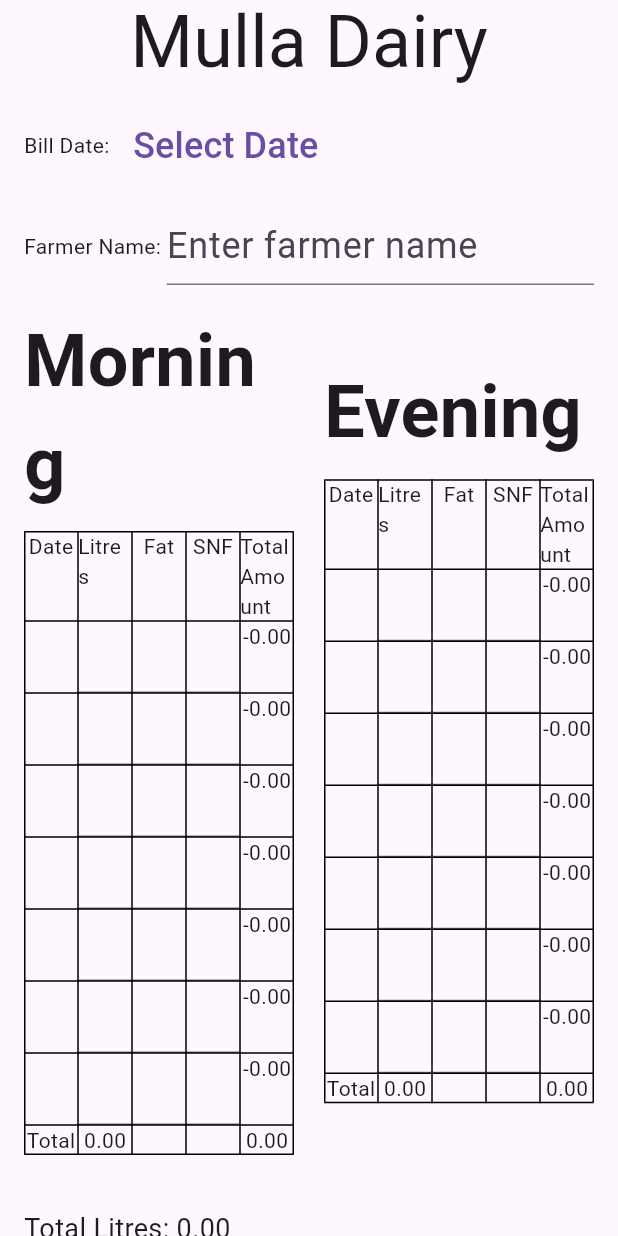
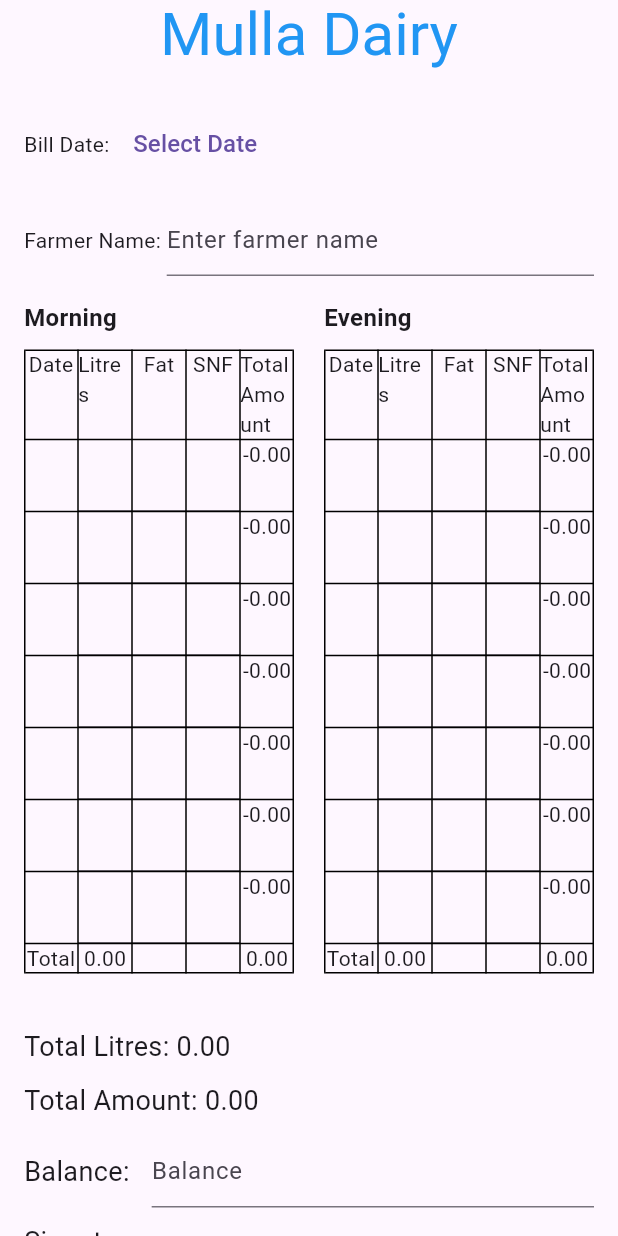
Before and after one commit to imtiyazakiwat/Mustafa-Dairy, a Flutter app: the screen it shows after launch, on a phone screen of 412 x 824 dp. Run offline on Flutter 3.47's test engine with Material 3 defaults, Android fonts, the light colour scheme and no system bars; Roboto replaces fonts that are missing (Pacifico).

Commit message:
text sizes changed accordingly , name and number added

```diff
--- a/lib/main.dart
+++ b/lib/main.dart
@@ -17,7 +17,7 @@ class _CalculationPageState extends State<CalculationPage> {
   TextEditingController snfController = TextEditingController();
   TextEditingController fatController = TextEditingController();
   TextEditingController farmerNameController = TextEditingController();
-  TextEditingController balanceController = TextEditingController(); // Added balance controller
+  TextEditingController balanceController = TextEditingController();
   DateTime? selectedDate;
   List<DateTime> previousDates = [];
   List<double> morningLitres = List.filled(7, 0.0);
@@ -32,16 +32,27 @@ class _CalculationPageState extends State<CalculationPage> {
   double totalMorningAmount = 0;
   double totalEveningAmount = 0;
   double totalAmount = 0;
-  double dateFontSize = 24.0;
 
   @override
   Widget build(BuildContext context) {
     final screenSize = MediaQuery.of(context).size;
-    final isDesktop = screenSize.width > 600; // Define desktop as width > 600 pixels
+    final isDesktop = screenSize.width > 600;
 
     return Scaffold(
       appBar: AppBar(
-        title: Center(child: Text('Mulla Dairy', style: TextStyle(fontSize: 48),)), // Triple the size of the title
+        title: Center(
+          child: Padding(
+            padding: EdgeInsets.only(bottom: 10),
+            child: Text(
+              'Mulla Dairy',
+              style: TextStyle(
+                fontSize: 40,
+                color: Colors.blue,
+                fontFamily: 'Pacifico',
+              ),
+            ),
+          ),
+        ),
       ),
       body: Column(
         crossAxisAlignment: CrossAxisAlignment.start,
@@ -55,10 +66,15 @@ class _CalculationPageState extends State<CalculationPage> {
                   onPressed: () {
                     _selectDate(context);
                   },
-                  child: Text(selectedDate == null
+                  child: Text(
+                    selectedDate == null
                         ? 'Select Date'
                         : '${selectedDate!.day}/${selectedDate!.month}/${selectedDate!.year}',
-                      style: TextStyle(fontSize: dateFontSize)), // Use variable for font size
+                    style: TextStyle(
+                      fontSize: selectedDate != null ? 24 : 16,
+                      color: selectedDate != null ? Colors.red : null,
+                    ),
+                  ),
                 ),
               ],
             ),
@@ -74,7 +90,9 @@ class _CalculationPageState extends State<CalculationPage> {
                     decoration: InputDecoration(
                       hintText: 'Enter farmer name',
                     ),
-                    style: TextStyle(fontSize: 24), // Double the size of the farmer name text
+                    style: TextStyle(
+                      fontSize: farmerNameController.text.isNotEmpty ? 24 : 16,
+                    ),
                   ),
                 ),
               ],
@@ -106,7 +124,10 @@ class _CalculationPageState extends State<CalculationPage> {
                 Padding(
                   padding: const EdgeInsets.symmetric(horizontal: 16.0),
                   child: isDesktop
-                      ? Row(
+                      ? Column(
+                    crossAxisAlignment: CrossAxisAlignment.start,
+                    children: [
+                      Row(
                         mainAxisAlignment: MainAxisAlignment.spaceBetween,
                         children: [
                           Text(
@@ -135,16 +156,10 @@ class _CalculationPageState extends State<CalculationPage> {
                           ),
                           SizedBox(width: 20),
                           Text(
-                        'Signature: ',
+                            'Signature:                                  ',
                             style: TextStyle(fontSize: 18),
                           ),
-                      SizedBox(width: 10),
-                      Expanded(
-                        child: TextField(
-                          decoration: InputDecoration(
-                            hintText: 'Signature',
-                          ),
-                        ),
+                        ],
                       ),
                     ],
                   )
@@ -172,7 +187,10 @@ class _CalculationPageState extends State<CalculationPage> {
                       SizedBox(height: 10),
                       Row(
                         children: [
-                          Text('Balance: '),
+                          Text(
+                            'Balance: ',
+                            style: TextStyle(fontSize: 18),
+                          ),
                           SizedBox(width: 10),
                           Expanded(
                             child: TextField(
@@ -188,20 +206,49 @@ class _CalculationPageState extends State<CalculationPage> {
                       SizedBox(height: 10),
                       Row(
                         children: [
-                          Text('Signature: '),
-                          SizedBox(width: 10),
-                          Expanded(
-                            child: TextField(
-                              decoration: InputDecoration(
-                                hintText: 'Signature',
-                              ),
-                            ),
+                          Text(
+                            'Signature: ',
+                            style: TextStyle(fontSize: 18),
                           ),
                         ],
                       ),
                     ],
                   ),
                 ),
+                SizedBox(height: 20),
+                Divider(height: 20, thickness: 2),
+                SizedBox(height: 20),
+                const Padding(
+                  padding: const EdgeInsets.symmetric(horizontal: 16.0),
+                  child: Row(
+                    mainAxisAlignment: MainAxisAlignment.spaceEvenly, // or MainAxisAlignment.spaceAround
+                    children: [
+                      Padding(
+                        padding: const EdgeInsets.only(right: 10.0),
+                        child: Text(
+                          'Owner Name: Nabisab Mulla',
+                          style: TextStyle(
+                            fontSize: 18,
+                            fontFamily: 'Pacifico',
+                          ),
+                        ),
+                      ),
+                      Padding(
+                        padding: const EdgeInsets.only(left: 10.0),
+                        child: Text(
+                          'Mob No: 7259610916',
+                          style: TextStyle(
+                            fontSize: 18,
+                            fontFamily: 'Pacifico',
+                          ),
+                        ),
+                      ),
+                    ],
+                  ),
+                ),
+
+
+
               ],
             ),
           ),
@@ -216,7 +263,7 @@ class _CalculationPageState extends State<CalculationPage> {
       children: [
         Text(
           '$title',
-          style: TextStyle(fontSize: 48, fontWeight: FontWeight.bold), // Triple the size of the title
+          style: TextStyle(fontSize: 16, fontWeight: FontWeight.bold),
         ),
         SizedBox(height: 10),
         Table(
@@ -300,7 +347,6 @@ class _CalculationPageState extends State<CalculationPage> {
       setState(() {
         selectedDate = picked;
         _generatePreviousDates();
-        dateFontSize = 48.0; // Double the font size after selecting the date
       });
     }
   }
```
Lines whose indentation alone changed are shown as unchanged.
